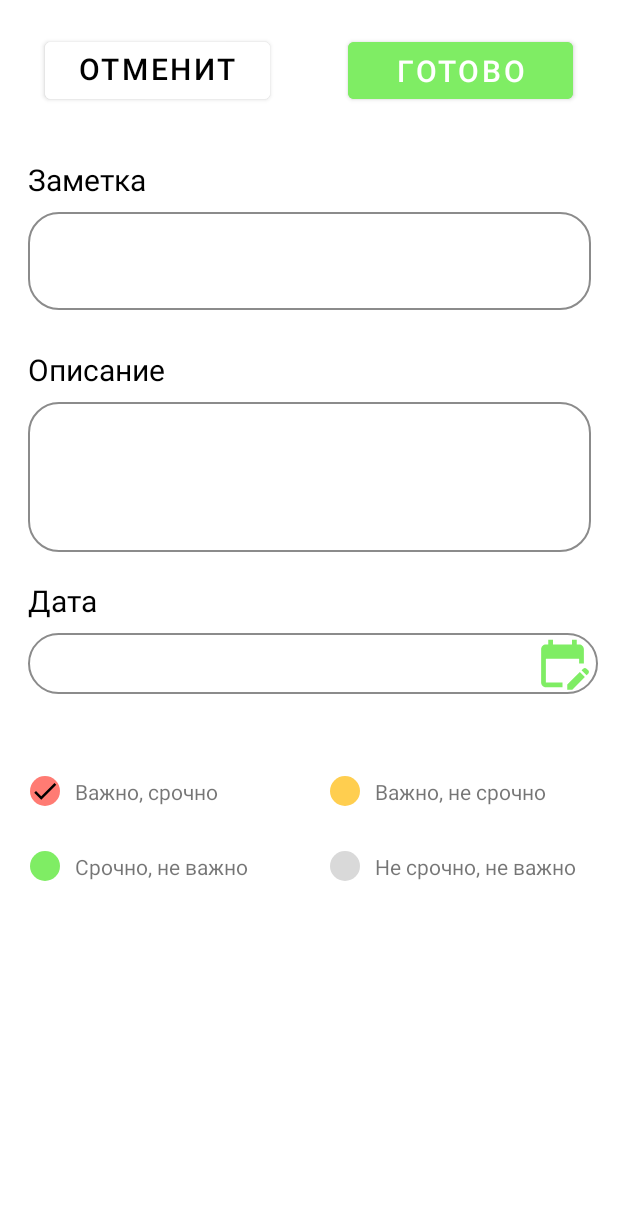
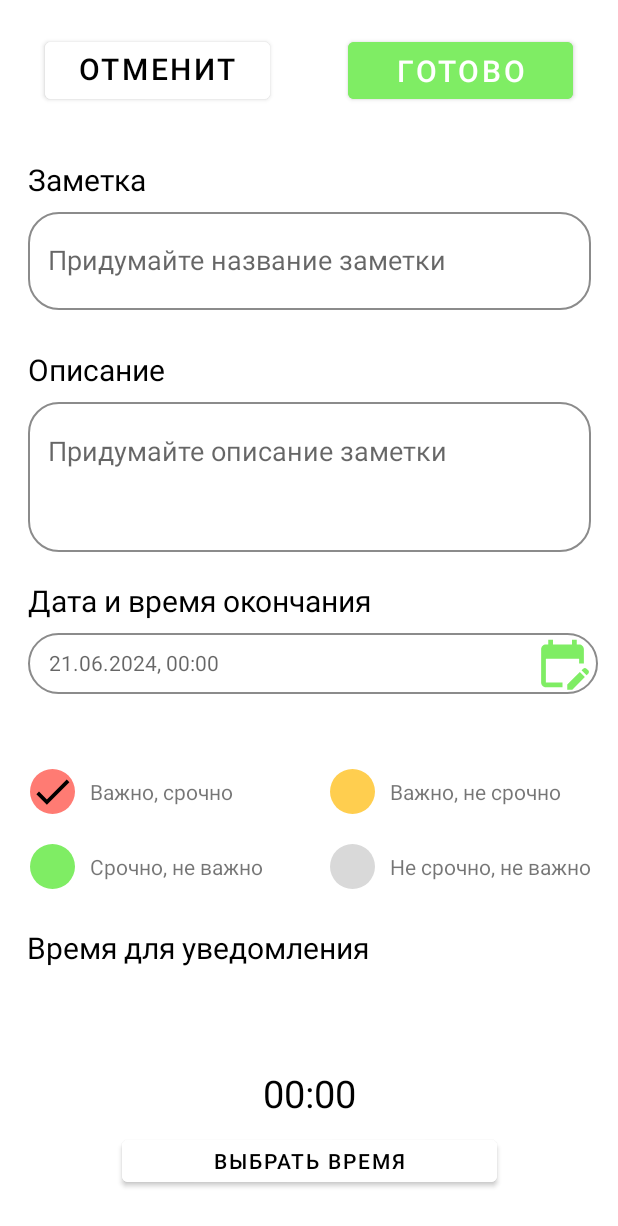
Before and after one commit to exgan/DataSeaApp, an Android app: the CreateActivity screen opened directly, with no data from a screen before it, on a phone screen of 412 x 824 dp. Shown: the top 1226 px of the screen. Run offline under Robolectric (Android 15) with nearby library versions, the phone set to English and light mode, and no system bars.

Commit message:
notificaltion commit

```diff
--- a/app/src/main/java/com/example/dataseaapp/dataSea/View/CreateActivity.kt
+++ b/app/src/main/java/com/example/dataseaapp/dataSea/View/CreateActivity.kt
@@ -1,17 +1,27 @@
 package com.example.dataseaapp.dataSea.View
 
+import android.app.AlarmManager
 import android.app.DatePickerDialog
+import android.app.NotificationChannel
+import android.app.NotificationManager
+import android.app.PendingIntent
 import android.app.TimePickerDialog
+import android.content.Context
 import android.content.Intent
+import android.os.Build
 import android.os.Bundle
 import android.widget.DatePicker
 import android.widget.TimePicker
 import android.widget.Toast
 import androidx.appcompat.app.AppCompatActivity
+import androidx.core.content.getSystemService
 import com.example.dataseaapp.R
+import com.example.dataseaapp.dataSea.AlarmReceiver
 import com.example.dataseaapp.dataSea.Model.DbHelper
 import com.example.dataseaapp.dataSea.Note
 import com.example.dataseaapp.databinding.ActivityCreateBinding
+import com.google.android.material.timepicker.MaterialTimePicker
+import com.google.android.material.timepicker.TimeFormat
 import java.util.Calendar
 
 
@@ -33,6 +43,11 @@ class CreateActivity : AppCompatActivity(), DatePickerDialog.OnDateSetListener,
 
     private var priority = "1"
 
+    private lateinit var picker: MaterialTimePicker
+    private lateinit var alarmManager: AlarmManager
+    private lateinit var pendingIntent: PendingIntent
+    private lateinit var calendar: Calendar
+
     private lateinit var binding: ActivityCreateBinding
     private lateinit var db: DbHelper
 
@@ -41,6 +56,8 @@ class CreateActivity : AppCompatActivity(), DatePickerDialog.OnDateSetListener,
         super.onCreate(savedInstanceState)
         binding = ActivityCreateBinding.inflate(layoutInflater)
         setContentView(binding.root)
+
+        createNotificationChannel()
 
         db = DbHelper(this)
 
@@ -93,6 +110,50 @@ class CreateActivity : AppCompatActivity(), DatePickerDialog.OnDateSetListener,
         }
 
         pickDate()
+
+        binding.alarmButtonSelectTime.setOnClickListener {
+            showTimePicker()
+        }
+    }
+
+    private fun createNotificationChannel() {
+        if (Build.VERSION.SDK_INT >= Build.VERSION_CODES.O) {
+            val name: CharSequence = "TaskMaster"
+            val description = "Канал для уведомлений"
+            val importance = NotificationManager.IMPORTANCE_HIGH
+            val channel = NotificationChannel("TaskMaster", name, importance)
+            channel.description = description
+            val notificationManager = getSystemService(
+                NotificationManager::class.java
+            )
+
+            notificationManager.createNotificationChannel(channel)
+        }
+    }
+
+    private fun showTimePicker() {
+        picker = MaterialTimePicker.Builder()
+            .setTimeFormat(TimeFormat.CLOCK_24H)
+            .setHour(12)
+            .setMinute(0)
+            .setTitleText("Выберете время для уведомления")
+            .build()
+
+        picker.show(supportFragmentManager, "TaskMaster")
+
+        picker.addOnPositiveButtonClickListener {
+            if (hour > 12){
+                binding.tvAlarmTime.text = "${picker.hour - 12} :  ${picker.minute}"
+            } else {
+                binding.tvAlarmTime.text = "${picker.hour} : ${picker.minute}"
+            }
+
+            val cal = Calendar.getInstance()
+            cal[Calendar.HOUR_OF_DAY] = picker.hour
+            cal[Calendar.MINUTE] = picker.minute
+            cal[Calendar.SECOND] = 0
+            cal[Calendar.MILLISECOND] = 0
+        }
     }
 
     private fun getDateTimeCalendar() {
@@ -126,15 +187,13 @@ class CreateActivity : AppCompatActivity(), DatePickerDialog.OnDateSetListener,
         savedHour = hourOfDay
         savedMinute = minute
         if ((minute in numbersForMinutes) and (hourOfDay in numbersForHours)) {
-            binding.tvTextTime.text = "$savedDay.$savedMonth.$savedYear , 0$savedHour:0$savedMinute"
+            binding.tvTextTime.text = "$savedDay.$savedMonth.$savedYear, 0$savedHour:0$savedMinute"
         } else if (minute in numbersForMinutes) {
-            binding.tvTextTime.text = "$savedDay.$savedMonth.$savedYear , $savedHour:0$savedMinute"
+            binding.tvTextTime.text = "$savedDay.$savedMonth.$savedYear, $savedHour:0$savedMinute"
         } else if (hourOfDay in numbersForHours) {
-            binding.tvTextTime.text = "$savedDay.$savedMonth.$savedYear , 0$savedHour:$savedMinute"
+            binding.tvTextTime.text = "$savedDay.$savedMonth.$savedYear, 0$savedHour:$savedMinute"
         } else {
-            binding.tvTextTime.text = "$savedDay.$savedMonth.$savedYear , $savedHour:$savedMinute"
+            binding.tvTextTime.text = "$savedDay.$savedMonth.$savedYear, $savedHour:$savedMinute"
         }
-
-
     }
 }
--- /dev/null
+++ b/app/src/main/res/drawable/baseline_access_alarm_24.xml
@@ -0,0 +1,5 @@
+<vector xmlns:android="http://schemas.android.com/apk/res/android" android:height="24dp" android:tint="#7FED64" android:viewportHeight="24" android:viewportWidth="24" android:width="24dp">
+
+    <path android:fillColor="@android:color/white" android:pathData="M22,5.72l-4.6,-3.86 -1.29,1.53 4.6,3.86L22,5.72zM7.88,3.39L6.6,1.86 2,5.71l1.29,1.53 4.59,-3.85zM12.5,8L11,8v6l4.75,2.85 0.75,-1.23 -4,-2.37L12.5,8zM12,4c-4.97,0 -9,4.03 -9,9s4.02,9 9,9c4.97,0 9,-4.03 9,-9s-4.03,-9 -9,-9zM12,20c-3.87,0 -7,-3.13 -7,-7s3.13,-7 7,-7 7,3.13 7,7 -3.13,7 -7,7z"/>
+
+</vector>
--- /dev/null
+++ b/app/src/main/res/drawable/baseline_circle_notifications_24.xml
@@ -0,0 +1,5 @@
+<vector xmlns:android="http://schemas.android.com/apk/res/android" android:height="24dp" android:tint="#000000" android:viewportHeight="24" android:viewportWidth="24" android:width="24dp">
+
+    <path android:fillColor="@android:color/white" android:pathData="M12,2C6.48,2 2,6.48 2,12s4.48,10 10,10 10,-4.48 10,-10S17.52,2 12,2zM12,18.5c-0.83,0 -1.5,-0.67 -1.5,-1.5h3c0,0.83 -0.67,1.5 -1.5,1.5zM17,16L7,16v-1l1,-1v-2.61C8,9.27 9.03,7.47 11,7v-0.5c0,-0.57 0.43,-1 1,-1s1,0.43 1,1L13,7c1.97,0.47 3,2.28 3,4.39L16,14l1,1v1z"/>
+
+</vector>
--- a/app/src/main/res/layout/activity_create.xml
+++ b/app/src/main/res/layout/activity_create.xml
@@ -19,6 +19,7 @@
         android:paddingBottom="21dp"
         android:paddingTop="20dp"
         android:ems="10"
+        android:hint="Придумайте название заметки"
         android:inputType="text"
         android:textColor="#000000"
         android:background="@drawable/tv_border"
@@ -37,6 +38,7 @@
         android:paddingTop="20dp"
         android:ems="10"
         android:gravity="top"
+        android:hint="Придумайте описание заметки"
         android:inputType="text|textMultiLine"
         android:textColor="#000000"
         android:background="@drawable/tv_border"
@@ -101,6 +103,7 @@
         android:paddingStart="14dp"
         android:paddingBottom="11dp"
         android:paddingTop="10dp"
+        android:hint="21.06.2024, 00:00"
         android:textColor="#000000"
         android:background="@drawable/tv_border"
         app:layout_constraintHorizontal_bias="0.501"
@@ -120,10 +123,10 @@
 
     <TextView
         android:id="@+id/textView4"
-        android:layout_width="100dp"
+        android:layout_width="240dp"
         android:layout_height="wrap_content"
         android:layout_marginBottom="8dp"
-        android:text="Дата"
+        android:text="Дата и время окончания"
         android:textSize="20sp"
         android:textColor="#000000"
         app:layout_constraintBottom_toTopOf="@+id/tv_textTime"
@@ -142,8 +145,8 @@
 
         <ImageView
             android:id="@+id/red_priority"
-            android:layout_width="20dp"
-            android:layout_height="20dp"
+            android:layout_width="30dp"
+            android:layout_height="30dp"
             android:background="@drawable/red_shape"
             android:src="@drawable/baseline_done_24"
             android:layout_marginEnd="10dp"
@@ -154,7 +157,6 @@
             android:layout_width="wrap_content"
             android:layout_height="wrap_content"
             android:text="Важно, срочно"
-
             tools:layout_editor_absoluteX="89dp"
             tools:layout_editor_absoluteY="561dp" />
 
@@ -173,8 +175,8 @@
 
         <ImageView
             android:id="@+id/green_priority"
-            android:layout_width="20dp"
-            android:layout_height="20dp"
+            android:layout_width="30dp"
+            android:layout_height="30dp"
             android:background="@drawable/green_shape"
             android:layout_marginEnd="10dp"
             tools:layout_editor_absoluteX="66dp"
@@ -202,8 +204,8 @@
 
         <ImageView
             android:id="@+id/yellow_priority"
-            android:layout_width="20dp"
-            android:layout_height="20dp"
+            android:layout_width="30dp"
+            android:layout_height="30dp"
             android:background="@drawable/yellow_shape"
             android:layout_marginEnd="10dp"
             tools:layout_editor_absoluteX="66dp"
@@ -219,7 +221,7 @@
     </LinearLayout>
 
     <LinearLayout
-        android:layout_width="170dp"
+        android:layout_width="180dp"
         android:layout_height="50dp"
         android:gravity="center_vertical"
         android:orientation="horizontal"
@@ -229,8 +231,8 @@
 
         <ImageView
             android:id="@+id/gray_priority"
-            android:layout_width="20dp"
-            android:layout_height="20dp"
+            android:layout_width="30dp"
+            android:layout_height="30dp"
             android:background="@drawable/gray_shape"
             android:layout_marginEnd="10dp"
             tools:layout_editor_absoluteX="66dp"
@@ -245,4 +247,45 @@
 
     </LinearLayout>
 
+
+    <TextView
+        android:id="@+id/alarmText"
+        android:layout_width="wrap_content"
+        android:layout_height="wrap_content"
+        android:layout_marginStart="18dp"
+        android:layout_marginTop="15dp"
+        android:text="Время для уведомления"
+        android:textColor="#000000"
+        android:textSize="20sp"
+        app:layout_constraintStart_toStartOf="parent"
+        app:layout_constraintTop_toBottomOf="@+id/linearLayout3" />
+
+
+    <TextView
+        android:id="@+id/tv_alarmTime"
+        android:layout_width="wrap_content"
+        android:layout_height="wrap_content"
+        android:layout_marginBottom="8dp"
+        android:text="00:00"
+        android:textAlignment="center"
+        android:textColor="@color/black"
+        android:textSize="25dp"
+        app:layout_constraintBottom_toTopOf="@+id/alarmButtonSelectTime"
+        app:layout_constraintEnd_toEndOf="parent"
+        app:layout_constraintStart_toStartOf="parent" />
+
+    <Button
+        android:id="@+id/alarmButtonSelectTime"
+        android:layout_width="250dp"
+        android:layout_height="40dp"
+        android:layout_marginBottom="30dp"
+        android:backgroundTint="@color/white"
+        android:onClick="onClickCancel"
+        android:text="Выбрать время"
+        android:textColor="@color/black"
+        android:textSize="14sp"
+        app:layout_constraintBottom_toBottomOf="parent"
+        app:layout_constraintEnd_toEndOf="parent"
+        app:layout_constraintStart_toStartOf="parent" />
+
 </androidx.constraintlayout.widget.ConstraintLayout>
--- a/app/src/main/res/mipmap-anydpi-v26/ic_launcher.xml
+++ b/app/src/main/res/mipmap-anydpi-v26/ic_launcher.xml
@@ -1,6 +1,4 @@
 <?xml version="1.0" encoding="utf-8"?>
 <adaptive-icon xmlns:android="http://schemas.android.com/apk/res/android">
-    <background android:drawable="@drawable/ic_launcher_background" />
-    <foreground android:drawable="@drawable/ic_launcher_foreground" />
-    <monochrome android:drawable="@drawable/ic_launcher_foreground" />
+
 </adaptive-icon>
--- a/app/src/main/res/mipmap-anydpi-v26/ic_launcher_round.xml
+++ b/app/src/main/res/mipmap-anydpi-v26/ic_launcher_round.xml
@@ -1,6 +1,4 @@
 <?xml version="1.0" encoding="utf-8"?>
 <adaptive-icon xmlns:android="http://schemas.android.com/apk/res/android">
-    <background android:drawable="@drawable/ic_launcher_background" />
-    <foreground android:drawable="@drawable/ic_launcher_foreground" />
-    <monochrome android:drawable="@drawable/ic_launcher_foreground" />
+
 </adaptive-icon>
```
Also changed, not shown: app/src/main/AndroidManifest.xml (+14 -5 lines), app/src/main/java/com/example/dataseaapp/dataSea/AlarmReceiver.kt (added, +47 -0 lines), app/src/main/java/com/example/dataseaapp/dataSea/View/WelcomeActivity.kt (added, +27 -0 lines), app/src/main/res/drawable/ic_launcher_background.xml (deleted, +0 -170 lines), app/src/main/res/drawable/ic_launcher_foreground.xml (deleted, +0 -30 lines), app/src/main/res/drawable/tv_border_black.xml (added, +7 -0 lines), app/src/main/res/layout/activity_welcome.xml (added, +71 -0 lines), app/src/main/res/layout/note_item.xml (+6 -5 lines), app/src/main/res/mipmap-hdpi/ic_launcher_logo.png (added), app/src/main/res/mipmap-mdpi/ic_launcher_logo.png (added), app/src/main/res/mipmap-xhdpi/ic_launcher_logo.png (added), app/src/main/res/mipmap-xxhdpi/ic_launcher_logo.png (added), app/src/main/res/mipmap-xxxhdpi/ic_launcher_logo.png (added).
